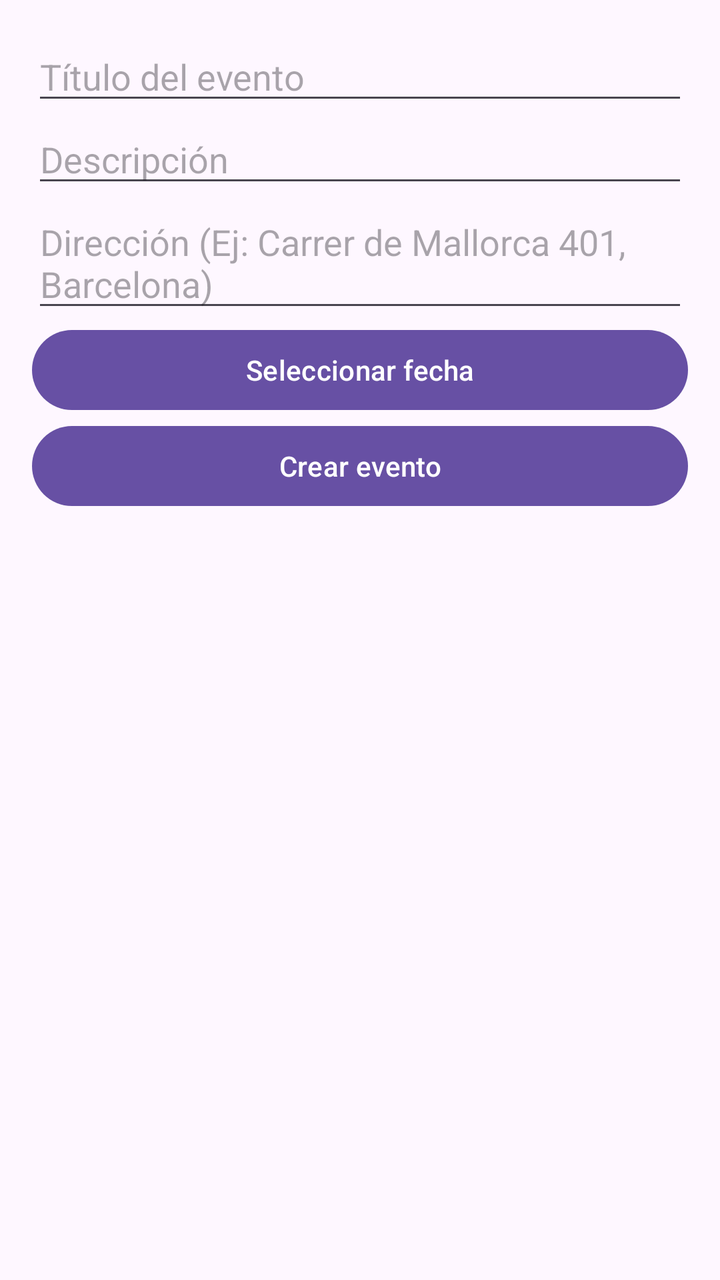
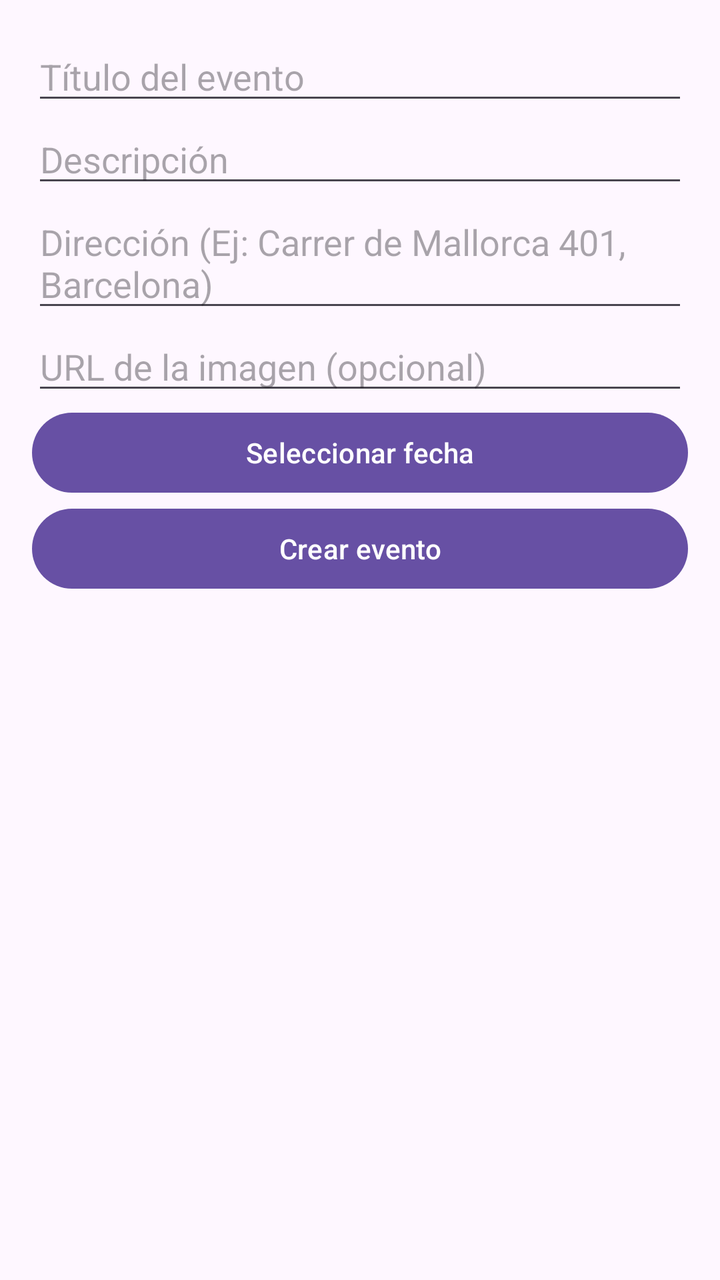

An Android layout rendered at two revisions. The XML below is the earlier revision; the diff shows what the commit changed to produce the second picture.
<!-- AndroidManifest.xml: application theme Theme.Projecte -->
<!-- res/layout/activity_create_event.xml -->
<?xml version="1.0" encoding="utf-8"?>
<LinearLayout xmlns:android="http://schemas.android.com/apk/res/android"
    android:layout_width="match_parent"
    android:layout_height="match_parent"
    android:orientation="vertical"
    android:padding="16dp">

    <EditText
        android:id="@+id/editTitulo"
        android:layout_width="match_parent"
        android:layout_height="wrap_content"
        android:hint="Título del evento"/>

    <EditText
        android:id="@+id/editDescripcion"
        android:layout_width="match_parent"
        android:layout_height="wrap_content"
        android:hint="Descripción"/>

    <EditText
        android:id="@+id/editDireccion"
        android:layout_width="match_parent"
        android:layout_height="wrap_content"
        android:hint="Dirección (Ej: Carrer de Mallorca 401, Barcelona)"/>

    <Button
        android:id="@+id/btnFecha"
        android:layout_width="match_parent"
        android:layout_height="wrap_content"
        android:text="Seleccionar fecha"/>

    <Button
        android:id="@+id/btnCrear"
        android:layout_width="match_parent"
        android:layout_height="wrap_content"
        android:text="Crear evento"/>

</LinearLayout>
<!-- resources referenced by this layout -->
<resources>
  <style name="Theme.Projecte" parent="Base.Theme.Projecte" />
  <style name="Base.Theme.Projecte" parent="Theme.Material3.DayNight.NoActionBar">
          
          
      </style>
</resources>

<!-- the commit's change to res/layout/activity_create_event.xml (unified diff, before → after) -->
@@ -23,6 +23,13 @@
         android:layout_height="wrap_content"
         android:hint="Dirección (Ej: Carrer de Mallorca 401, Barcelona)"/>
 
+    <EditText
+        android:id="@+id/editFoto"
+        android:layout_width="match_parent"
+        android:layout_height="wrap_content"
+        android:hint="URL de la imagen (opcional)"
+        android:inputType="textUri"/>
+
     <Button
         android:id="@+id/btnFecha"
         android:layout_width="match_parent"
